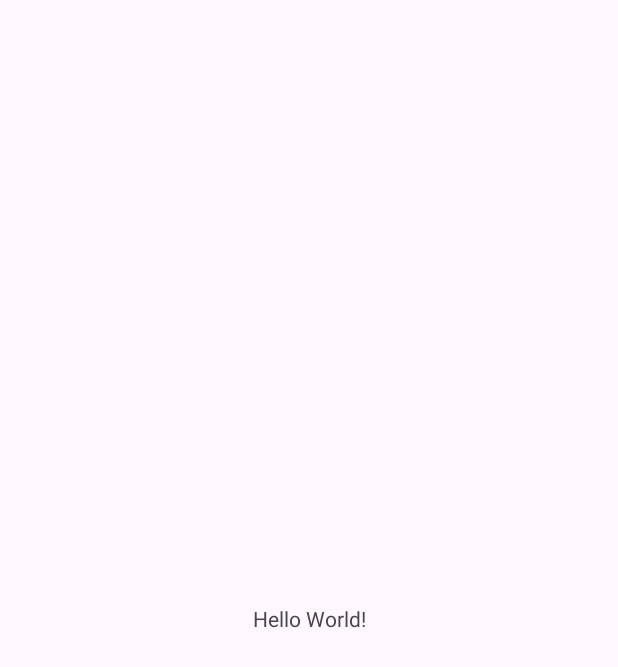
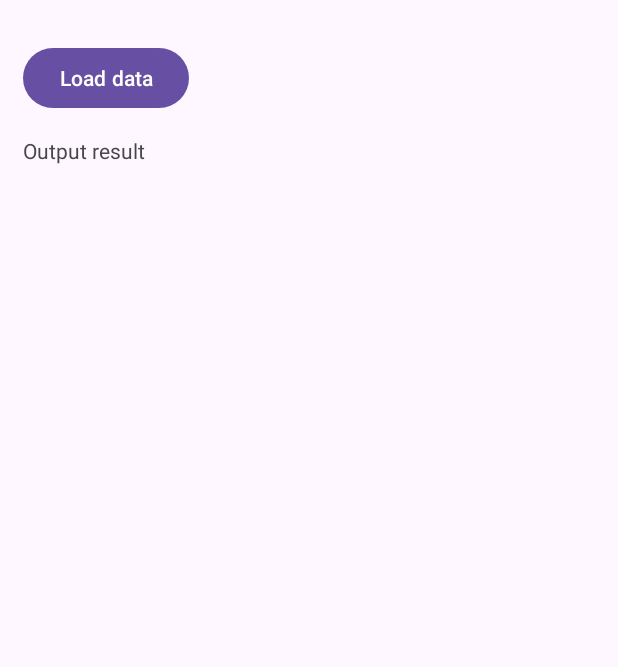
Before and after one commit to Joksalt/Lab_4-AsyncDataLoader, an Android app: the screen it shows after launch (MainActivity), on a phone screen of 412 x 824 dp. Before the commit the part shown is almost empty. Shown: the top 667 px of the screen. Run offline under Robolectric (Android 15) with nearby library versions, the phone set to English and light mode, and no system bars.

Commit message:
remove unnecessary code and add UI components

```diff
--- a/app/src/main/java/com/example/lab4_asyncdataloader/MainActivity.java
+++ b/app/src/main/java/com/example/lab4_asyncdataloader/MainActivity.java
@@ -1,24 +1,27 @@
 package com.example.lab4_asyncdataloader;
 
 import android.os.Bundle;
-
-import androidx.activity.EdgeToEdge;
+import android.widget.Button;
+import android.widget.TextView;
 import androidx.appcompat.app.AppCompatActivity;
-import androidx.core.graphics.Insets;
-import androidx.core.view.ViewCompat;
-import androidx.core.view.WindowInsetsCompat;
 
 public class MainActivity extends AppCompatActivity {
+
+    private TextView tvOutput;
+    private Button btnLoadData;
 
     @Override
     protected void onCreate(Bundle savedInstanceState) {
         super.onCreate(savedInstanceState);
-        EdgeToEdge.enable(this);
         setContentView(R.layout.activity_main);
-        ViewCompat.setOnApplyWindowInsetsListener(findViewById(R.id.main), (v, insets) -> {
-            Insets systemBars = insets.getInsets(WindowInsetsCompat.Type.systemBars());
-            v.setPadding(systemBars.left, systemBars.top, systemBars.right, systemBars.bottom);
-            return insets;
-        });
+
+        this.tvOutput = findViewById(R.id.tvOutput);
+        this.btnLoadData = findViewById(R.id.btnLoadData);
+
+        btnLoadData.setOnClickListener(v -> btnClickLoadData());
+    }
+
+    private void btnClickLoadData(){
+        tvOutput.setText("hello world");
     }
 }
--- a/app/src/main/res/layout/activity_main.xml
+++ b/app/src/main/res/layout/activity_main.xml
@@ -8,11 +8,25 @@
     tools:context=".MainActivity">
 
     <TextView
+        android:id="@+id/tvOutput"
+        android:layout_width="105dp"
+        android:layout_height="46dp"
+        android:text="@string/tvOutputText"
+        app:layout_constraintBottom_toBottomOf="parent"
+        app:layout_constraintEnd_toEndOf="parent"
+        app:layout_constraintHorizontal_bias="0.049"
+        app:layout_constraintStart_toStartOf="parent"
+        app:layout_constraintTop_toBottomOf="@+id/btnLoadData"
+        app:layout_constraintVertical_bias="0.021" />
+
+    <Button
+        android:id="@+id/btnLoadData"
         android:layout_width="wrap_content"
         android:layout_height="wrap_content"
-        android:text="Hello World!"
-        app:layout_constraintBottom_toBottomOf="parent"
+        android:layout_marginTop="28dp"
+        android:text="@string/btnDataLoaderText"
         app:layout_constraintEnd_toEndOf="parent"
+        app:layout_constraintHorizontal_bias="0.05"
         app:layout_constraintStart_toStartOf="parent"
         app:layout_constraintTop_toTopOf="parent" />
 
--- a/app/src/main/res/values/strings.xml
+++ b/app/src/main/res/values/strings.xml
@@ -1,3 +1,5 @@
 <resources>
     <string name="app_name">Lab4_AsyncDataLoader</string>
+    <string name="tvOutputText">Output result</string>
+    <string name="btnDataLoaderText">Load data</string>
 </resources>
```
